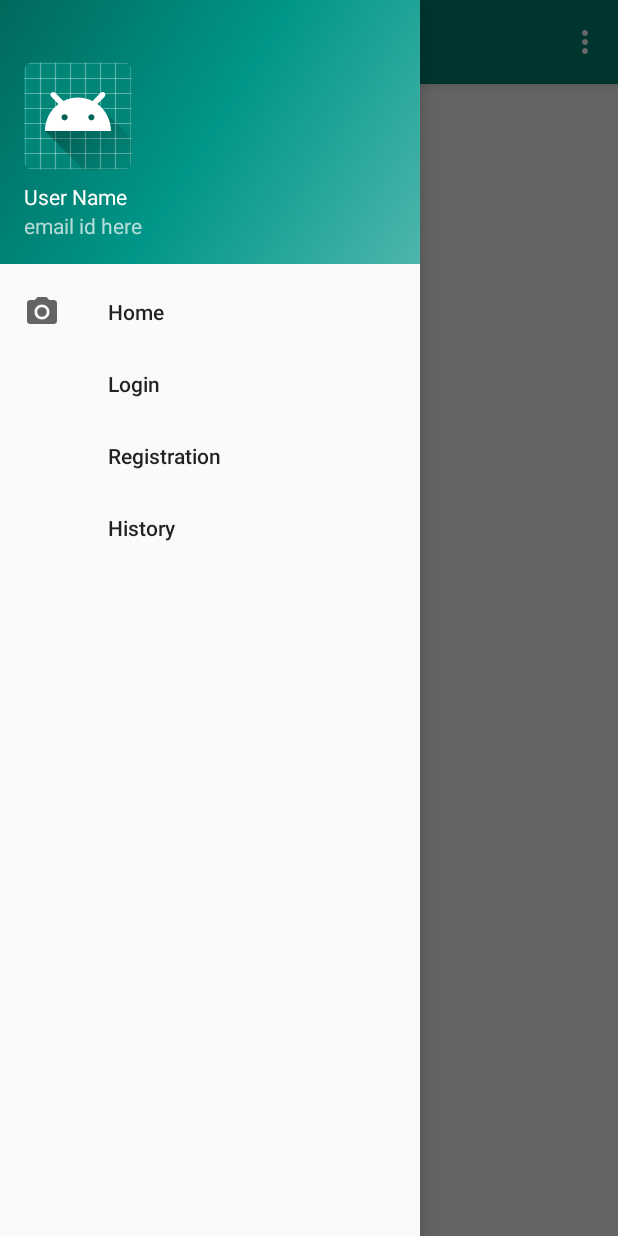
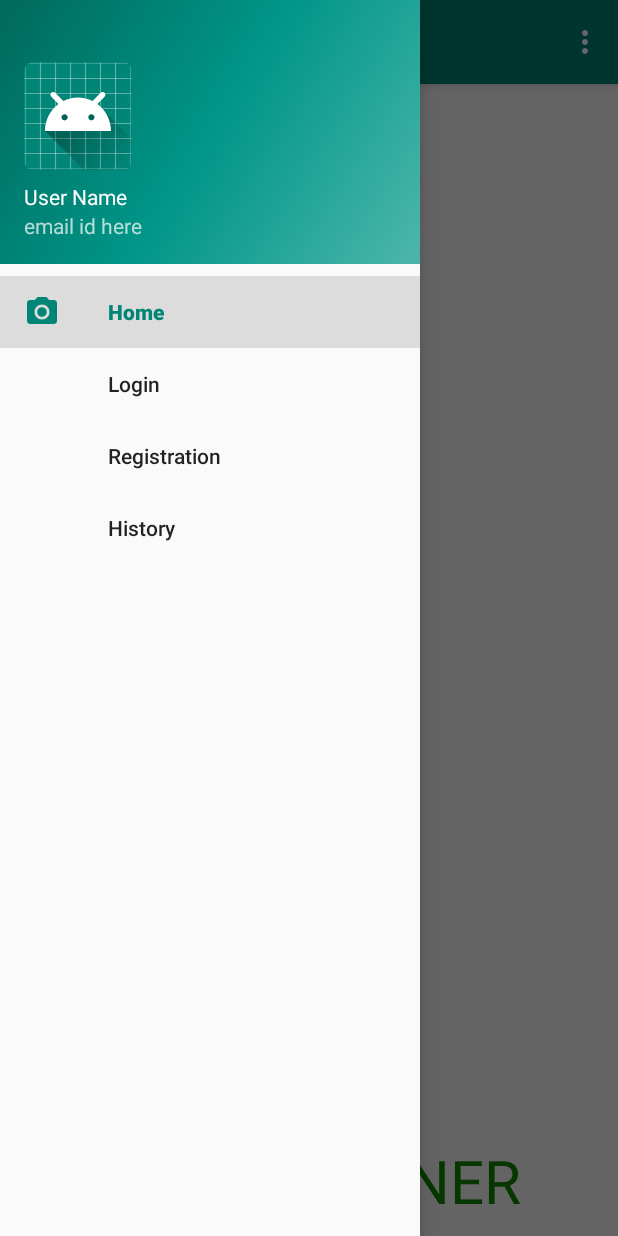
Before and after one commit to AnuragDShetty/PlantScanApp, an Android app: the screen it shows after launch (MainActivity), with the side drawer open, on a phone screen of 412 x 824 dp. Run offline under Robolectric (Android 15) with nearby library versions, the phone set to English and light mode, and no system bars.

Commit message:
New update 20:15 29-03-2020

```diff
--- a/app/build.gradle
+++ b/app/build.gradle
@@ -20,6 +20,7 @@ android {
 
 dependencies {
     implementation fileTree(dir: 'libs', include: ['*.jar'])
+    implementation 'com.android.volley:volley:1.1.1'
     implementation 'com.android.support:appcompat-v7:28.0.0'
     implementation 'com.android.support:support-v4:28.0.0'
     implementation 'com.android.support:design:28.0.0'
@@ -27,5 +28,5 @@ dependencies {
     testImplementation 'junit:junit:4.12'
     androidTestImplementation 'com.android.support.test:runner:1.0.2'
     androidTestImplementation 'com.android.support.test.espresso:espresso-core:3.0.2'
-    implementation 'com.android.volley:volley:1.1.1'
+
 }
--- a/app/src/main/java/com/example/plantscanapp/MainActivity.java
+++ b/app/src/main/java/com/example/plantscanapp/MainActivity.java
@@ -32,10 +32,10 @@ public class MainActivity extends AppCompatActivity
         toggle.syncState();
         navigationView.setNavigationItemSelectedListener(this);
 
-//        if (savedInstanceState == null) {
-//            getSupportFragmentManager().beginTransaction().replace(R.id.fragment_container, new HomeFragment()).commit();
-//            navigationView.setCheckedItem(R.id.nav_home);
-//        }
+        if (savedInstanceState == null) {
+            getSupportFragmentManager().beginTransaction().replace(R.id.fragment_container, new HomeFragment()).commit();
+            navigationView.setCheckedItem(R.id.nav_home);
+        }
     }
 
     @Override
```
